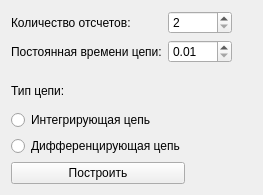
This is DigitalFilter/form.ui in niksuf/DigitalFilter as Qt 5 draws it before an edit. The edited form follows.
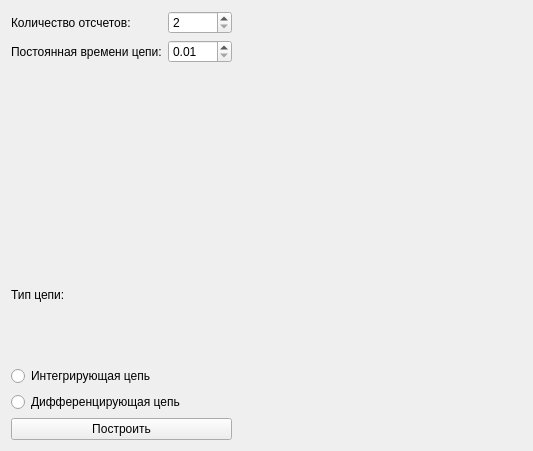
This is the edited form.

Commit message: Int circuit fix, added .gitignore

Patch:
```diff
--- a/DigitalFilter/form.ui
+++ b/DigitalFilter/form.ui
@@ -6,40 +6,30 @@
    <rect>
     <x>0</x>
     <y>0</y>
-    <width>263</width>
-    <height>195</height>
+    <width>533</width>
+    <height>451</height>
    </rect>
   </property>
   <property name="windowTitle">
    <string>Widget</string>
   </property>
   <layout class="QGridLayout" name="gridLayout">
-   <item row="1" column="0">
+   <item row="3" column="1" colspan="2">
+    <spacer name="horizontalSpacer_2">
+     <property name="orientation">
+      <enum>Qt::Horizontal</enum>
+     </property>
+     <property name="sizeHint" stdset="0">
+      <size>
+       <width>569</width>
+       <height>78</height>
+      </size>
+     </property>
+    </spacer>
+   </item>
+   <item row="3" column="0">
     <layout class="QVBoxLayout" name="verticalLayout">
      <item>
-      <widget class="QLabel" name="label_3">
-       <property name="text">
-        <string>Тип цепи:</string>
-       </property>
-      </widget>
-     </item>
-     <item>
-      <widget class="QRadioButton" name="radioButton">
-       <property name="text">
-        <string>Интегрирующая цепь</string>
-       </property>
-      </widget>
-     </item>
-     <item>
-      <widget class="QRadioButton" name="radioButton_2">
-       <property name="text">
-        <string>Дифференцирующая цепь</string>
-       </property>
-      </widget>
-     </item>
-    </layout>
-   </item>
-   <item row="0" column="0" colspan="2">
     <layout class="QFormLayout" name="formLayout">
      <item row="0" column="0">
       <widget class="QLabel" name="label">
@@ -77,38 +67,42 @@
      </item>
     </layout>
    </item>
-   <item row="2" column="0">
+     <item>
+      <layout class="QVBoxLayout" name="verticalLayout_3">
+       <item>
+        <widget class="QLabel" name="label_3">
+         <property name="text">
+          <string>Тип цепи:</string>
+         </property>
+        </widget>
+       </item>
+       <item>
+        <widget class="QRadioButton" name="radioButton">
+         <property name="text">
+          <string>Интегрирующая цепь</string>
+         </property>
+        </widget>
+       </item>
+       <item>
+        <widget class="QRadioButton" name="radioButton_2">
+         <property name="text">
+          <string>Дифференцирующая цепь</string>
+         </property>
+        </widget>
+       </item>
+       <item>
     <widget class="QPushButton" name="pushButton">
      <property name="text">
       <string>Построить</string>
      </property>
     </widget>
    </item>
-   <item row="2" column="1" colspan="2">
-    <spacer name="horizontalSpacer_3">
-     <property name="orientation">
-      <enum>Qt::Horizontal</enum>
-     </property>
-     <property name="sizeHint" stdset="0">
-      <size>
-       <width>40</width>
-       <height>20</height>
-      </size>
-     </property>
-    </spacer>
-   </item>
-   <item row="1" column="1" colspan="2">
-    <spacer name="horizontalSpacer_2">
-     <property name="orientation">
-      <enum>Qt::Horizontal</enum>
-     </property>
-     <property name="sizeHint" stdset="0">
-      <size>
-       <width>569</width>
-       <height>78</height>
-      </size>
-     </property>
-    </spacer>
+      </layout>
+     </item>
+    </layout>
+   </item>
+   <item row="4" column="0" colspan="3">
+    <layout class="QVBoxLayout" name="verticalLayout_2"/>
    </item>
   </layout>
  </widget>
```
Lines whose indentation alone changed are shown as unchanged. The commit also changes 2 other files.
